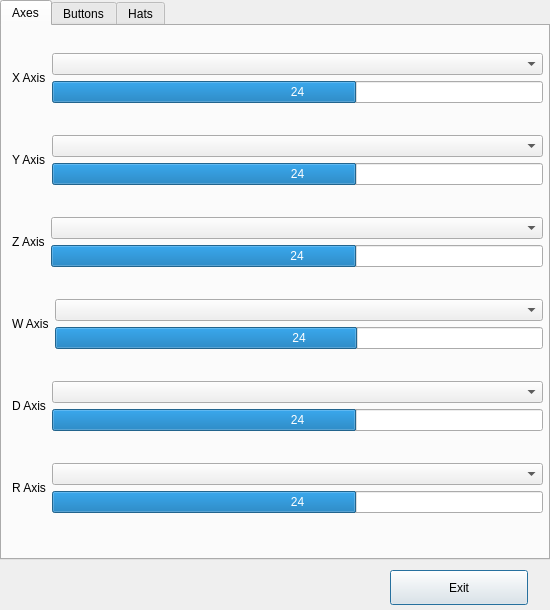
igorek-murrom/RovUI2, file joysticksetupdialog.ui: the form before one commit.
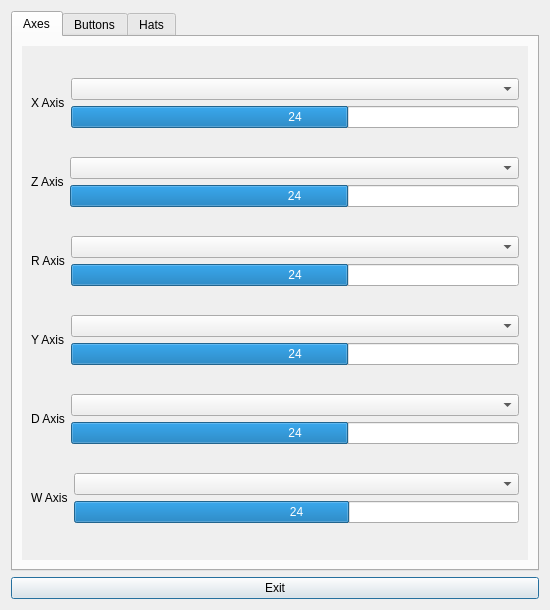
The form after the commit. The open tabs and pages were chosen to show the change.

What changed in the file:
```diff
--- a/joysticksetupdialog.ui
+++ b/joysticksetupdialog.ui
@@ -14,48 +14,29 @@
    </rect>
   </property>
   <property name="sizePolicy">
-   <sizepolicy hsizetype="Fixed" vsizetype="Fixed">
+   <sizepolicy hsizetype="Preferred" vsizetype="Preferred">
     <horstretch>0</horstretch>
     <verstretch>0</verstretch>
    </sizepolicy>
   </property>
   <property name="minimumSize">
    <size>
-    <width>550</width>
-    <height>610</height>
+    <width>0</width>
+    <height>0</height>
    </size>
   </property>
   <property name="maximumSize">
    <size>
-    <width>550</width>
-    <height>610</height>
+    <width>16777215</width>
+    <height>16777215</height>
    </size>
   </property>
   <property name="windowTitle">
    <string>Dialog</string>
   </property>
-  <widget class="QPushButton" name="exitButton">
-   <property name="geometry">
-    <rect>
-     <x>390</x>
-     <y>570</y>
-     <width>138</width>
-     <height>35</height>
-    </rect>
-   </property>
-   <property name="text">
-    <string>Exit</string>
-   </property>
-  </widget>
+  <layout class="QGridLayout" name="gridLayout">
+   <item row="0" column="0">
   <widget class="QTabWidget" name="tabWidget">
-   <property name="geometry">
-    <rect>
-     <x>0</x>
-     <y>0</y>
-     <width>550</width>
-     <height>560</height>
-    </rect>
-   </property>
    <property name="sizePolicy">
     <sizepolicy hsizetype="Expanding" vsizetype="Expanding">
      <horstretch>1</horstretch>
@@ -75,16 +56,28 @@
     <attribute name="title">
      <string>Axes</string>
     </attribute>
-    <widget class="QWidget" name="verticalLayoutWidget_2">
+      <layout class="QVBoxLayout" name="verticalLayout_5">
+       <item>
+        <widget class="QScrollArea" name="axesScrollArea">
+         <property name="frameShape">
+          <enum>QFrame::NoFrame</enum>
+         </property>
+         <property name="frameShadow">
+          <enum>QFrame::Plain</enum>
+         </property>
+         <property name="widgetResizable">
+          <bool>true</bool>
+         </property>
+         <widget class="QWidget" name="axesSAWC">
      <property name="geometry">
       <rect>
-       <x>10</x>
-       <y>1</y>
-       <width>531</width>
-       <height>512</height>
-      </rect>
-     </property>
-     <layout class="QVBoxLayout" name="axesLayout">
+            <x>0</x>
+            <y>0</y>
+            <width>518</width>
+            <height>510</height>
+           </rect>
+          </property>
+          <layout class="QVBoxLayout" name="verticalLayout">
       <item>
        <layout class="QHBoxLayout" name="xAxisLayout">
         <item>
@@ -119,40 +112,6 @@
         </item>
        </layout>
       </item>
-      <item>
-       <layout class="QHBoxLayout" name="yAxisLayout">
-        <item>
-         <widget class="QLabel" name="yAxisLabel">
-          <property name="text">
-           <string>Y Axis</string>
-          </property>
-         </widget>
-        </item>
-        <item>
-         <layout class="QVBoxLayout" name="yAxisSubLayout">
-          <item>
-           <widget class="QComboBox" name="yAxisComboBox"/>
-          </item>
-          <item>
-           <widget class="QProgressBar" name="yAxisProgressBar">
-            <property name="minimum">
-             <number>-100</number>
-            </property>
-            <property name="value">
-             <number>24</number>
-            </property>
-            <property name="invertedAppearance">
-             <bool>false</bool>
-            </property>
-            <property name="format">
-             <string>%v</string>
-            </property>
-           </widget>
-          </item>
-         </layout>
-        </item>
-       </layout>
-      </item>
       <item>
        <layout class="QHBoxLayout" name="zAxisLayout">
         <item>
@@ -187,74 +146,6 @@
         </item>
        </layout>
       </item>
-      <item>
-       <layout class="QHBoxLayout" name="wAxisLayout">
-        <item>
-         <widget class="QLabel" name="wAxisLabel">
-          <property name="text">
-           <string>W Axis</string>
-          </property>
-         </widget>
-        </item>
-        <item>
-         <layout class="QVBoxLayout" name="wAxisSubLayout">
-          <item>
-           <widget class="QComboBox" name="wAxisComboBox"/>
-          </item>
-          <item>
-           <widget class="QProgressBar" name="wAxisProgressBar">
-            <property name="minimum">
-             <number>-100</number>
-            </property>
-            <property name="value">
-             <number>24</number>
-            </property>
-            <property name="invertedAppearance">
-             <bool>false</bool>
-            </property>
-            <property name="format">
-             <string>%v</string>
-            </property>
-           </widget>
-          </item>
-         </layout>
-        </item>
-       </layout>
-      </item>
-      <item>
-       <layout class="QHBoxLayout" name="dAxisLayout">
-        <item>
-         <widget class="QLabel" name="dAxisLabel">
-          <property name="text">
-           <string>D Axis</string>
-          </property>
-         </widget>
-        </item>
-        <item>
-         <layout class="QVBoxLayout" name="dAxisSubLayout">
-          <item>
-           <widget class="QComboBox" name="dAxisComboBox"/>
-          </item>
-          <item>
-           <widget class="QProgressBar" name="dAxisProgressBar">
-            <property name="minimum">
-             <number>-100</number>
-            </property>
-            <property name="value">
-             <number>24</number>
-            </property>
-            <property name="invertedAppearance">
-             <bool>false</bool>
-            </property>
-            <property name="format">
-             <string>%v</string>
-            </property>
-           </widget>
-          </item>
-         </layout>
-        </item>
-       </layout>
-      </item>
       <item>
        <layout class="QHBoxLayout" name="rAxisLayout">
         <item>
@@ -289,10 +180,115 @@
         </item>
        </layout>
       </item>
-     </layout>
-    </widget>
-   </widget>
-   <widget class="QWidget" name="buttonTab">
+           <item>
+            <layout class="QHBoxLayout" name="yAxisLayout">
+             <item>
+              <widget class="QLabel" name="yAxisLabel">
+               <property name="text">
+                <string>Y Axis</string>
+               </property>
+              </widget>
+             </item>
+             <item>
+              <layout class="QVBoxLayout" name="yAxisSubLayout">
+               <item>
+                <widget class="QComboBox" name="yAxisComboBox"/>
+               </item>
+               <item>
+                <widget class="QProgressBar" name="yAxisProgressBar">
+                 <property name="minimum">
+                  <number>-100</number>
+                 </property>
+                 <property name="value">
+                  <number>24</number>
+                 </property>
+                 <property name="invertedAppearance">
+                  <bool>false</bool>
+                 </property>
+                 <property name="format">
+                  <string>%v</string>
+                 </property>
+                </widget>
+               </item>
+              </layout>
+             </item>
+            </layout>
+           </item>
+           <item>
+            <layout class="QHBoxLayout" name="dAxisLayout">
+             <item>
+              <widget class="QLabel" name="dAxisLabel">
+               <property name="text">
+                <string>D Axis</string>
+               </property>
+              </widget>
+             </item>
+             <item>
+              <layout class="QVBoxLayout" name="dAxisSubLayout">
+               <item>
+                <widget class="QComboBox" name="dAxisComboBox"/>
+               </item>
+               <item>
+                <widget class="QProgressBar" name="dAxisProgressBar">
+                 <property name="minimum">
+                  <number>-100</number>
+                 </property>
+                 <property name="value">
+                  <number>24</number>
+                 </property>
+                 <property name="invertedAppearance">
+                  <bool>false</bool>
+                 </property>
+                 <property name="format">
+                  <string>%v</string>
+                 </property>
+                </widget>
+               </item>
+              </layout>
+             </item>
+            </layout>
+           </item>
+           <item>
+            <layout class="QHBoxLayout" name="wAxisLayout">
+             <item>
+              <widget class="QLabel" name="wAxisLabel">
+               <property name="text">
+                <string>W Axis</string>
+               </property>
+              </widget>
+             </item>
+             <item>
+              <layout class="QVBoxLayout" name="wAxisSubLayout">
+               <item>
+                <widget class="QComboBox" name="wAxisComboBox"/>
+               </item>
+               <item>
+                <widget class="QProgressBar" name="wAxisProgressBar">
+                 <property name="minimum">
+                  <number>-100</number>
+                 </property>
+                 <property name="value">
+                  <number>24</number>
+                 </property>
+                 <property name="invertedAppearance">
+                  <bool>false</bool>
+                 </property>
+                 <property name="format">
+                  <string>%v</string>
+                 </property>
+                </widget>
+               </item>
+              </layout>
+             </item>
+            </layout>
+           </item>
+          </layout>
+         </widget>
+        </widget>
+       </item>
+      </layout>
+     </widget>
+     <widget class="QWidget" name="buttonsTab">
     <property name="sizePolicy">
      <sizepolicy hsizetype="Expanding" vsizetype="Expanding">
       <horstretch>0</horstretch>
@@ -302,26 +298,29 @@
     <attribute name="title">
      <string>Buttons</string>
     </attribute>
-    <widget class="QScrollArea" name="scrollArea">
-     <property name="geometry">
-      <rect>
-       <x>0</x>
-       <y>0</y>
-       <width>550</width>
-       <height>525</height>
-      </rect>
-     </property>
+      <layout class="QVBoxLayout" name="verticalLayout_3">
+       <item>
+        <widget class="QScrollArea" name="buttonsScrollArea">
      <property name="sizePolicy">
       <sizepolicy hsizetype="Expanding" vsizetype="Expanding">
        <horstretch>0</horstretch>
        <verstretch>0</verstretch>
       </sizepolicy>
      </property>
+         <property name="frameShape">
+          <enum>QFrame::NoFrame</enum>
+         </property>
+         <property name="frameShadow">
+          <enum>QFrame::Plain</enum>
+         </property>
+         <property name="lineWidth">
+          <number>0</number>
+         </property>
      <property name="verticalScrollBarPolicy">
-      <enum>Qt::ScrollBarAlwaysOn</enum>
+          <enum>Qt::ScrollBarAsNeeded</enum>
      </property>
      <property name="horizontalScrollBarPolicy">
-      <enum>Qt::ScrollBarAlwaysOff</enum>
+          <enum>Qt::ScrollBarAsNeeded</enum>
      </property>
      <property name="sizeAdjustPolicy">
       <enum>QAbstractScrollArea::AdjustToContents</enum>
@@ -329,12 +328,12 @@
      <property name="widgetResizable">
       <bool>true</bool>
      </property>
-     <widget class="QWidget" name="scrollAreaWidgetContents">
+         <widget class="QWidget" name="buttonsSAWC">
       <property name="geometry">
        <rect>
         <x>0</x>
         <y>0</y>
-        <width>534</width>
+            <width>525</width>
         <height>690</height>
        </rect>
       </property>
@@ -350,16 +349,7 @@
         <height>690</height>
        </size>
       </property>
-      <widget class="QWidget" name="verticalLayoutWidget">
-       <property name="geometry">
-        <rect>
-         <x>0</x>
-         <y>0</y>
-         <width>521</width>
-         <height>684</height>
-        </rect>
-       </property>
-       <layout class="QVBoxLayout" name="buttonLayout">
+          <layout class="QVBoxLayout" name="verticalLayout_6">
         <item>
          <layout class="QHBoxLayout" name="button1HL" stretch="1,0,1">
           <item>
@@ -456,6 +446,30 @@
           </item>
          </layout>
         </item>
+           <item>
+            <layout class="QHBoxLayout" name="button9HL" stretch="1,0,1">
+             <item>
+              <widget class="QLabel" name="button9L">
+               <property name="text">
+                <string>Camera Select</string>
+               </property>
+              </widget>
+             </item>
+             <item>
+              <widget class="QCheckBox" name="button9ID">
+               <property name="text">
+                <string>Pressed</string>
+               </property>
+               <property name="checkable">
+                <bool>true</bool>
+               </property>
+              </widget>
+             </item>
+             <item>
+              <widget class="QComboBox" name="button9CB"/>
+             </item>
+            </layout>
+           </item>
         <item>
          <layout class="QHBoxLayout" name="button5HL" stretch="1,0,1">
           <item>
@@ -552,30 +566,6 @@
           </item>
          </layout>
         </item>
-        <item>
-         <layout class="QHBoxLayout" name="button9HL" stretch="1,0,1">
-          <item>
-           <widget class="QLabel" name="button9L">
-            <property name="text">
-             <string>Camera Select</string>
-            </property>
-           </widget>
-          </item>
-          <item>
-           <widget class="QCheckBox" name="button9ID">
-            <property name="text">
-             <string>Pressed</string>
-            </property>
-            <property name="checkable">
-             <bool>true</bool>
-            </property>
-           </widget>
-          </item>
-          <item>
-           <widget class="QComboBox" name="button9CB"/>
-          </item>
-         </layout>
-        </item>
         <item>
          <layout class="QHBoxLayout" name="button10HL" stretch="1,0,1">
           <item>
@@ -747,7 +737,8 @@
        </layout>
       </widget>
      </widget>
-    </widget>
+       </item>
+      </layout>
    </widget>
    <widget class="QWidget" name="hatsTab">
     <property name="sizePolicy">
@@ -759,16 +750,22 @@
     <attribute name="title">
      <string>Hats</string>
     </attribute>
-    <widget class="QWidget" name="verticalLayoutWidget_3">
+      <layout class="QVBoxLayout" name="verticalLayout_4">
+       <item>
+        <widget class="QScrollArea" name="hatsScrollArea">
+         <property name="widgetResizable">
+          <bool>true</bool>
+         </property>
+         <widget class="QWidget" name="hatsSAWC">
      <property name="geometry">
       <rect>
        <x>0</x>
        <y>0</y>
-       <width>541</width>
-       <height>371</height>
-      </rect>
-     </property>
-     <layout class="QVBoxLayout" name="hatsLayout">
+            <width>514</width>
+            <height>506</height>
+           </rect>
+          </property>
+          <layout class="QVBoxLayout" name="verticalLayout_2">
       <item>
        <layout class="QHBoxLayout" name="hat1Layout" stretch="1,0,0">
         <item>
@@ -948,7 +945,19 @@
      </layout>
     </widget>
    </widget>
-  </widget>
+       </item>
+      </layout>
+     </widget>
+    </widget>
+   </item>
+   <item row="1" column="0">
+    <widget class="QPushButton" name="exitButton">
+     <property name="text">
+      <string>Exit</string>
+     </property>
+    </widget>
+   </item>
+  </layout>
  </widget>
  <resources/>
  <connections>
```
Lines whose indentation alone changed are shown as unchanged.
